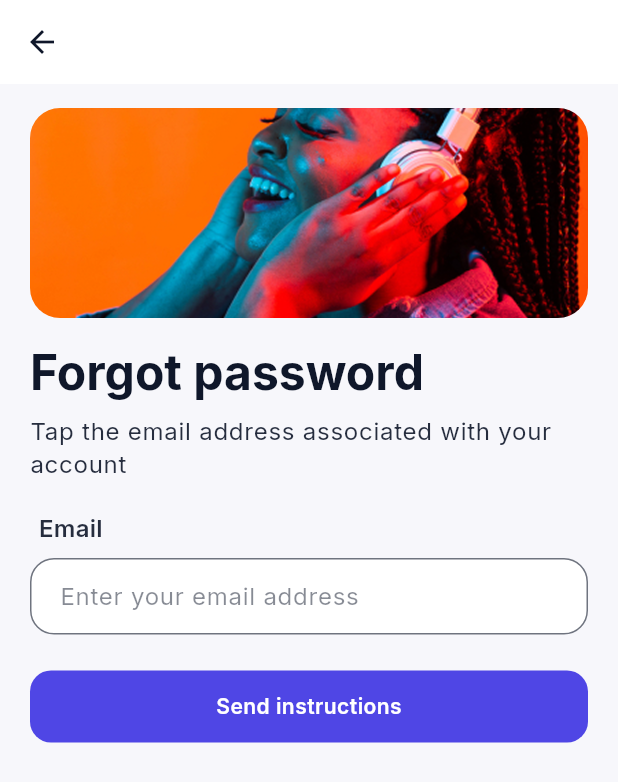
After one commit to ShaikhAhsan/vizidot-2.0, a Flutter app: the SignInView screen opened by its route, after a tap on "Forgot password?", on a phone screen of 412 x 824 dp. The commit adds this screen. Shown: the top 782 px of the screen. Run offline on Flutter 3.47's test engine with Material 3 defaults, Android fonts, the phone set to English and light mode, and no system bars; our stand-ins replace cached_network_image, flutter_cache_manager, flutter_dotenv, flutter_svg, get, google_fonts.

Commit message:
Onboarding added.

```diff
--- a/vizidot-app/lib/core/theme/app_theme.dart
+++ b/vizidot-app/lib/core/theme/app_theme.dart
@@ -6,7 +6,7 @@ class AppColors {
   static const Color lightPrimary = Color(0xFF4F46E5);
   static const Color lightSecondary = Color(0xFF06B6D4);
   static const Color lightAccent = Color(0xFF22C55E);
-  static const Color lightBackground = Color(0xFFEFF3F5);
+  static const Color lightBackground = Color(0xFFF7F7FB);
   static const Color lightSurface = Color(0xFFFFFFFF);
   static const Color lightError = Color(0xFFEF4444);
 
--- /dev/null
+++ b/vizidot-app/lib/core/widgets/app_text_field.dart
@@ -0,0 +1,83 @@
+import 'package:flutter/material.dart';
+
+class AppTextField extends StatefulWidget {
+  final TextEditingController controller;
+  final String label;
+  final String hint;
+  final TextInputType keyboardType;
+  final TextInputAction textInputAction;
+  final bool isPassword;
+  final String? Function(String?)? validator;
+  final void Function(String)? onSubmitted;
+
+  const AppTextField({
+    super.key,
+    required this.controller,
+    required this.label,
+    required this.hint,
+    this.keyboardType = TextInputType.text,
+    this.textInputAction = TextInputAction.next,
+    this.isPassword = false,
+    this.validator,
+    this.onSubmitted,
+  });
+
+  @override
+  State<AppTextField> createState() => _AppTextFieldState();
+}
+
+class _AppTextFieldState extends State<AppTextField> {
+  bool _obscure = true;
+
+  @override
+  Widget build(BuildContext context) {
+    final colors = Theme.of(context).colorScheme;
+    final textTheme = Theme.of(context).textTheme;
+
+    return Column(
+      crossAxisAlignment: CrossAxisAlignment.start,
+      children: [
+        Padding(
+          padding: const EdgeInsets.only(left: 6, bottom: 8),
+          child: Text(
+            widget.label,
+            style: textTheme.titleMedium,
+          ),
+        ),
+        TextFormField(
+          controller: widget.controller,
+          keyboardType: widget.keyboardType,
+          textInputAction: widget.textInputAction,
+          obscureText: widget.isPassword ? _obscure : false,
+          validator: widget.validator,
+          onFieldSubmitted: widget.onSubmitted,
+          decoration: InputDecoration(
+            hintText: widget.hint,
+            enabledBorder: OutlineInputBorder(
+              borderRadius: BorderRadius.circular(16),
+              borderSide: BorderSide(color: colors.onSurface.withOpacity(0.6)),
+            ),
+            focusedBorder: OutlineInputBorder(
+              borderRadius: BorderRadius.circular(16),
+              borderSide: BorderSide(color: colors.onSurface, width: 1.5),
+            ),
+            errorBorder: OutlineInputBorder(
+              borderRadius: BorderRadius.circular(16),
+              borderSide: BorderSide(color: colors.error),
+            ),
+            focusedErrorBorder: OutlineInputBorder(
+              borderRadius: BorderRadius.circular(16),
+              borderSide: BorderSide(color: colors.error, width: 1.5),
+            ),
+            suffixIcon: widget.isPassword
+                ? IconButton(
+                    onPressed: () => setState(() => _obscure = !_obscure),
+                    icon: Icon(_obscure ? Icons.visibility_off : Icons.visibility),
+                  )
+                : null,
+          ),
+        ),
+      ],
+    );
+  }
+}
--- /dev/null
+++ b/vizidot-app/lib/modules/auth/bindings/auth_binding.dart
@@ -0,0 +1,9 @@
+import 'package:get/get.dart';
+import '../controllers/auth_controller.dart';
+
+class AuthBinding extends Bindings {
+  @override
+  void dependencies() {
+    Get.lazyPut<AuthController>(() => AuthController());
+  }
+}
--- /dev/null
+++ b/vizidot-app/lib/modules/auth/controllers/auth_controller.dart
@@ -0,0 +1,76 @@
+import 'package:flutter/material.dart';
+import 'package:get/get.dart';
+
+class AuthController extends GetxController {
+  final emailController = TextEditingController();
+  final passwordController = TextEditingController();
+  final fullNameController = TextEditingController();
+  final newPasswordController = TextEditingController();
+  final confirmPasswordController = TextEditingController();
+
+  final rememberMe = false.obs;
+  final isSubmitting = false.obs;
+
+  final formKeySignIn = GlobalKey<FormState>();
+  final formKeySignUp = GlobalKey<FormState>();
+  final formKeyForgot = GlobalKey<FormState>();
+  final formKeyNewPassword = GlobalKey<FormState>();
+
+  @override
+  void onClose() {
+    emailController.dispose();
+    passwordController.dispose();
+    fullNameController.dispose();
+    newPasswordController.dispose();
+    confirmPasswordController.dispose();
+    super.onClose();
+  }
+
+  String? validateEmail(String? value) {
+    if (value == null || value.isEmpty) return 'Email is required';
+    final regex = RegExp(r'^[^@\s]+@[^@\s]+\.[^@\s]+$');
+    if (!regex.hasMatch(value)) return 'Enter a valid email';
+    return null;
+  }
+
+  String? validatePassword(String? value) {
+    if (value == null || value.isEmpty) return 'Password is required';
+    if (value.length < 6) return 'Minimum 6 characters';
+    return null;
+  }
+
+  Future<void> signIn() async {
+    if (!(formKeySignIn.currentState?.validate() ?? false)) return;
+    isSubmitting.value = true;
+    await Future.delayed(const Duration(milliseconds: 700));
+    isSubmitting.value = false;
+    Get.snackbar('Success', 'Signed in');
+  }
+
+  Future<void> sendReset() async {
+    if (!(formKeyForgot.currentState?.validate() ?? false)) return;
+    isSubmitting.value = true;
+    await Future.delayed(const Duration(milliseconds: 700));
+    isSubmitting.value = false;
+  }
+
+  Future<void> setNewPassword() async {
+    if (!(formKeyNewPassword.currentState?.validate() ?? false)) return;
+    if (newPasswordController.text != confirmPasswordController.text) {
+      Get.snackbar('Error', 'Passwords do not match');
+      return;
+    }
+    isSubmitting.value = true;
+    await Future.delayed(const Duration(milliseconds: 700));
+    isSubmitting.value = false;
+    Get.back();
+  }
+
+  Future<void> signUp() async {
+    if (!(formKeySignUp.currentState?.validate() ?? false)) return;
+    isSubmitting.value = true;
+    await Future.delayed(const Duration(milliseconds: 700));
+    isSubmitting.value = false;
+    Get.snackbar('Success', 'Account created');
+  }
+}
--- /dev/null
+++ b/vizidot-app/lib/modules/auth/views/forgot_password_view.dart
@@ -0,0 +1,95 @@
+import 'package:flutter/material.dart';
+import 'package:get/get.dart';
+import '../../../core/widgets/app_text_field.dart';
+import '../controllers/auth_controller.dart';
+
+class ForgotPasswordView extends GetView<AuthController> {
+  const ForgotPasswordView({super.key});
+
+  @override
+  Widget build(BuildContext context) {
+    final textTheme = Theme.of(context).textTheme;
+
+    return Scaffold(
+      appBar: AppBar(leading: const BackButton()),
+      body: SingleChildScrollView(
+        padding: const EdgeInsets.symmetric(horizontal: 20, vertical: 16),
+        child: Column(
+          crossAxisAlignment: CrossAxisAlignment.start,
+          children: [
+            ClipRRect(
+              borderRadius: BorderRadius.circular(20),
+              child: Image.asset('assets/icons/onboarding-nav-banner.png', height: 140, width: double.infinity, fit: BoxFit.cover),
+            ),
+            const SizedBox(height: 16),
+            Text('Forgot password', style: textTheme.headlineLarge),
+            const SizedBox(height: 8),
+            Text('Tap the email address associated with your account', style: textTheme.bodyLarge),
+            const SizedBox(height: 20),
+            Form(
+              key: controller.formKeyForgot,
+              child: AppTextField(
+                controller: controller.emailController,
+                label: 'Email',
+                hint: 'Enter your email address',
+                keyboardType: TextInputType.emailAddress,
+                validator: controller.validateEmail,
+                textInputAction: TextInputAction.done,
+              ),
+            ),
+            const SizedBox(height: 24),
+            Obx(() => SizedBox(
+                  width: double.infinity,
+                  child: FilledButton(
+                    onPressed: controller.isSubmitting.value
+                        ? null
+                        : () async {
+                            await controller.sendReset();
+                            if (!controller.isSubmitting.value) _showCheckMailboxDialog(context);
+                          },
+                    child: controller.isSubmitting.value
+                        ? const SizedBox(width: 20, height: 20, child: CircularProgressIndicator(strokeWidth: 2))
+                        : const Text('Send instructions'),
+                  ),
+                )),
+          ],
+        ),
+      ),
+    );
+  }
+
+  void _showCheckMailboxDialog(BuildContext context) {
+    final colors = Theme.of(context).colorScheme;
+    showDialog(
+      context: context,
+      barrierDismissible: true,
+      builder: (_) => Dialog(
+        insetPadding: const EdgeInsets.symmetric(horizontal: 24),
+        shape: RoundedRectangleBorder(borderRadius: BorderRadius.circular(20)),
+        child: Padding(
+          padding: const EdgeInsets.all(20),
+          child: Column(
+            mainAxisSize: MainAxisSize.min,
+            children: [
+              const SizedBox(height: 8),
+              CircleAvatar(
+                radius: 28,
+                backgroundColor: colors.primary.withOpacity(0.12),
+                child: Icon(Icons.mail_outline, color: colors.primary, size: 28),
+              ),
+              const SizedBox(height: 16),
+              Text('Check your mailbox', style: Theme.of(context).textTheme.titleLarge),
+              const SizedBox(height: 8),
+              Text('We sent the instructions to recover your account', textAlign: TextAlign.center, style: Theme.of(context).textTheme.bodyMedium),
+              const SizedBox(height: 20),
+              SizedBox(
+                width: double.infinity,
+                child: FilledButton(onPressed: () => Navigator.of(context).pop(), child: const Text('Check the letter')),
+              )
+            ],
+          ),
+        ),
+      ),
+    );
+  }
+}
--- /dev/null
+++ b/vizidot-app/lib/modules/auth/views/sign_in_view.dart
@@ -0,0 +1,154 @@
+import 'package:flutter/material.dart';
+import 'package:get/get.dart';
+import '../../../core/widgets/app_text_field.dart';
+import '../../../routes/app_pages.dart';
+import '../controllers/auth_controller.dart';
+
+class SignInView extends GetView<AuthController> {
+  const SignInView({super.key});
+
+  @override
+  Widget build(BuildContext context) {
+    final colors = Theme.of(context).colorScheme;
+    final textTheme = Theme.of(context).textTheme;
+
+    return Scaffold(
+      resizeToAvoidBottomInset: true,
+      body: SafeArea(
+        child: SingleChildScrollView(
+          padding: const EdgeInsets.only(bottom: 24),
+          child: Column(
+            crossAxisAlignment: CrossAxisAlignment.start,
+            children: [
+              _Banner(),
+              Padding(
+                padding: const EdgeInsets.symmetric(horizontal: 20),
+                child: Column(
+                  crossAxisAlignment: CrossAxisAlignment.start,
+                  children: [
+                    const SizedBox(height: 12),
+                    Row(
+                      crossAxisAlignment: CrossAxisAlignment.end,
+                      children: [
+                        Text('Sign in', style: textTheme.headlineLarge),
+                        const SizedBox(width: 10),
+                        Text('/  sign up', style: textTheme.titleLarge?.copyWith(color: colors.onBackground.withOpacity(0.6))),
+                      ],
+                    ),
+                    const SizedBox(height: 8),
+                    Text('Fill the form to sign in into account', style: textTheme.bodyLarge),
+                    const SizedBox(height: 20),
+                    Form(
+                      key: controller.formKeySignIn,
+                      child: Column(
+                        children: [
+                          AppTextField(
+                            controller: controller.emailController,
+                            label: 'Email',
+                            hint: 'Enter your email address',
+                            keyboardType: TextInputType.emailAddress,
+                            validator: controller.validateEmail,
+                          ),
+                          const SizedBox(height: 16),
+                          AppTextField(
+                            controller: controller.passwordController,
+                            label: 'Password',
+                            hint: 'Enter your password',
+                            isPassword: true,
+                            validator: controller.validatePassword,
+                            textInputAction: TextInputAction.done,
+                            onSubmitted: (_) => controller.signIn(),
+                          ),
+                          const SizedBox(height: 16),
+                          Row(
+                            children: [
+                              Obx(() => Switch(
+                                value: controller.rememberMe.value,
+                                onChanged: (v) => controller.rememberMe.value = v,
+                              )),
+                              const SizedBox(width: 8),
+                              Text('REMEMBER', style: textTheme.labelLarge),
+                              const Spacer(),
+                              TextButton(
+                                onPressed: () => Get.toNamed(AppRoutes.forgotPassword),
+                                child: const Text('Forgot password?'),
+                              ),
+                            ],
+                          ),
+                          const SizedBox(height: 8),
+                          Obx(() => SizedBox(
+                                width: double.infinity,
+                                child: FilledButton(
+                                  onPressed: controller.isSubmitting.value ? null : controller.signIn,
+                                  child: controller.isSubmitting.value
+                                      ? const SizedBox(width: 20, height: 20, child: CircularProgressIndicator(strokeWidth: 2))
+                                      : const Text('Sign in'),
+                                ),
+                              )),
+                        ],
+                      ),
+                    ),
+                    const SizedBox(height: 26),
+                    Center(child: Text('OR SIGN IN WITH', style: textTheme.labelLarge?.copyWith(color: colors.onSurface.withOpacity(0.6)))),
+                    const SizedBox(height: 18),
+                    const _SocialRow(),
+                  ],
+                ),
+              ),
+            ],
+          ),
+        ),
+      ),
+    );
+  }
+}
+
+class _Banner extends StatelessWidget {
+  @override
+  Widget build(BuildContext context) {
+    return Padding(
+      padding: const EdgeInsets.only(top: 8, left: 8, right: 8, bottom: 8),
+      child: ClipRRect(
+        borderRadius: BorderRadius.circular(20),
+        child: Image.asset('assets/icons/onboarding-nav-banner.png', height: 180, width: double.infinity, fit: BoxFit.cover),
+      ),
+    );
+  }
+}
+
+class _SocialRow extends StatelessWidget {
+  const _SocialRow();
+
+  @override
+  Widget build(BuildContext context) {
+    return Row(
+      mainAxisAlignment: MainAxisAlignment.center,
+      children: const [
+        _SocialButton(asset: 'assets/icons/facebook.png'),
+        SizedBox(width: 16),
+        _SocialButton(asset: 'assets/icons/instagram.png'),
+        SizedBox(width: 16),
+        _SocialButton(asset: 'assets/icons/google.png'),
+      ],
+    );
+  }
+}
+
+class _SocialButton extends StatelessWidget {
+  final String asset;
+  const _SocialButton({required this.asset});
+
+  @override
+  Widget build(BuildContext context) {
+    final colors = Theme.of(context).colorScheme;
+    return Container(
+      width: 64,
+      height: 64,
+      decoration: BoxDecoration(
+        borderRadius: BorderRadius.circular(16),
+        border: Border.all(color: colors.onSurface.withOpacity(0.4)),
+      ),
+      child: Center(child: Image.asset(asset, width: 28, height: 28, color: colors.onSurface)),
+    );
+  }
+}
--- a/vizidot-app/lib/routes/app_pages.dart
+++ b/vizidot-app/lib/routes/app_pages.dart
@@ -2,6 +2,11 @@ import 'package:get/get.dart';
 
 import '../modules/home/views/home_view.dart';
 import '../modules/home/views/details_view.dart';
+import '../modules/auth/views/sign_in_view.dart';
+import '../modules/auth/views/forgot_password_view.dart';
+import '../modules/auth/views/new_password_view.dart';
+import '../modules/auth/views/sign_up_view.dart';
+import '../modules/auth/bindings/auth_binding.dart';
 
 part 'app_routes.dart';
 
@@ -12,6 +17,30 @@ class AppPages {
       page: () => const HomeView(),
     ),
     GetPage(
+      name: AppRoutes.signIn,
+      page: () => const SignInView(),
+      binding: AuthBinding(),
+      transition: Transition.cupertino,
+    ),
+    GetPage(
+      name: AppRoutes.signUp,
+      page: () => const SignUpView(),
+      binding: AuthBinding(),
+      transition: Transition.cupertino,
+    ),
+    GetPage(
+      name: AppRoutes.forgotPassword,
+      page: () => const ForgotPasswordView(),
+      binding: AuthBinding(),
+      transition: Transition.cupertino,
+    ),
+    GetPage(
+      name: AppRoutes.newPassword,
+      page: () => const NewPasswordView(),
+      binding: AuthBinding(),
+      transition: Transition.cupertino,
+    ),
+    GetPage(
       name: AppRoutes.details,
       page: () => const DetailsView(),
       transition: Transition.cupertino,
--- a/vizidot-app/lib/routes/app_routes.dart
+++ b/vizidot-app/lib/routes/app_routes.dart
@@ -3,4 +3,8 @@ part of 'app_pages.dart';
 abstract class AppRoutes {
   static const String home = '/';
   static const String details = '/details';
+  static const String signIn = '/sign-in';
+  static const String signUp = '/sign-up';
+  static const String forgotPassword = '/forgot-password';
+  static const String newPassword = '/new-password';
 }
--- a/vizidot-app/pubspec.yaml
+++ b/vizidot-app/pubspec.yaml
@@ -39,6 +39,8 @@ dependencies:
   flutter_svg: ^2.0.10+1
   equatable: ^2.0.5
   flutter_dotenv: ^5.1.0
+  cached_network_image: ^3.3.1
+  flutter_cache_manager: ^3.3.1
 
 dev_dependencies:
   flutter_test:
```
Also changed, not shown: vizidot-app/lib/core/utils/image_cache.dart (added, +23 -0 lines), vizidot-app/lib/core/widgets/cached_image.dart (added, +76 -0 lines), vizidot-app/lib/modules/auth/views/new_password_view.dart (added, +65 -0 lines), vizidot-app/lib/modules/auth/views/sign_up_view.dart (added, +81 -0 lines), vizidot-app/lib/modules/home/controllers/home_controller.dart (+12 -0 lines), vizidot-app/assets/icons/facebook.png (added), vizidot-app/assets/icons/google.png (added), vizidot-app/assets/icons/instagram.png (added), vizidot-app/assets/icons/onboarding-nav-banner.png (added), 1 other file.
